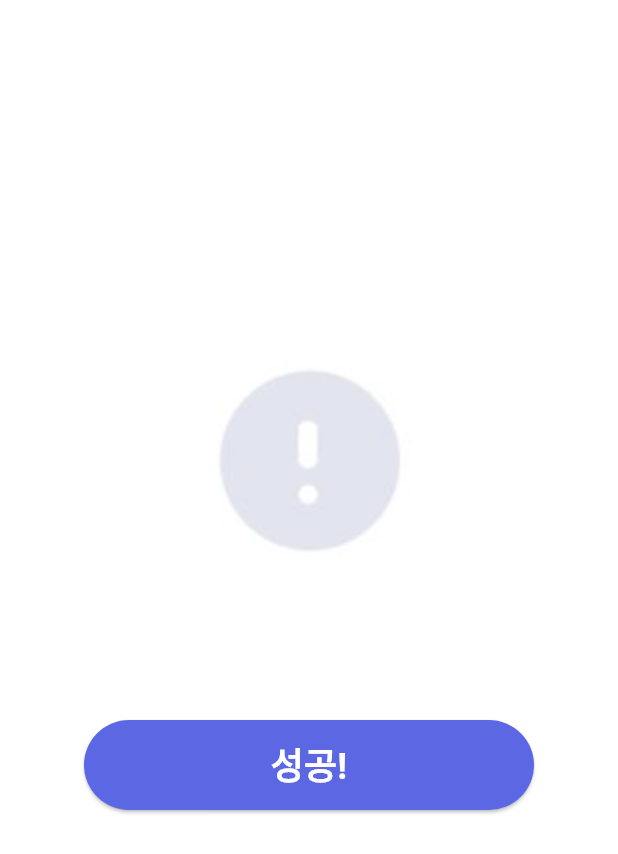
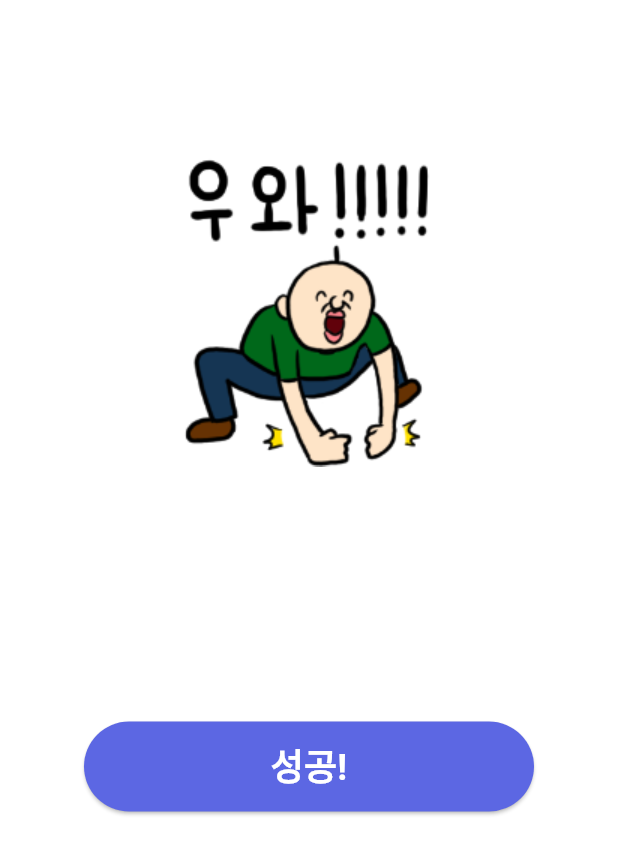
Before and after one commit to MobileProgrammingggggggg/everydaychallenge, a Flutter app: the Succeed screen opened directly, on a phone screen of 412 x 824 dp. Shown: the top 854 px of the screen. Run offline on Flutter 3.47's test engine with Material 3 defaults, Android fonts, the phone set to English and light mode, and no system bars; our stand-ins replace cloud_firestore, confetti, firebase_auth, firebase_core, flutter_dotenv, font_awesome_flutter and 2 more; missing offline and left inert: desktop_window, workmanager; accounts and stored records are empty.

Commit message:
성공 및 실패 화면 사진 띄우기

```diff
--- a/lib/Failure_screen.dart
+++ b/lib/Failure_screen.dart
@@ -38,7 +38,7 @@ class _FailedState extends State<Failed> {
                   // 실패 이미지 추가
                   SizedBox(height: 200),
                   Image.asset(
-                    'assets/images/error.png', // 이미지 경로 (실패를 나타내는 이미지로 변경)
+                    'assets/images/failure.png', // 이미지 경로 (실패를 나타내는 이미지로 변경)
                     height: 150, // 이미지 높이 설정 (조정)
                   ),
                   SizedBox(height: 20), // 간격 조정
--- a/lib/Success_screen.dart
+++ b/lib/Success_screen.dart
@@ -37,10 +37,10 @@ class _SucceedState extends State<Succeed> {
                 mainAxisAlignment: MainAxisAlignment.center,
                 children: [
                   // 축하 이미지 추가
-                  SizedBox(height: 200),
+                  SizedBox(height: 1),
                   Image.asset(
-                    'assets/images/error.png', // 이미지 경로
-                    height: 150, // 이미지 높이 설정 (조정)
+                    'assets/images/success.png', // 이미지 경로
+                    height: 350, // 이미지 높이 설정 (조정)
                   ),
                   SizedBox(height: 100),
                   // 성공 버튼 추가
--- a/pubspec.yaml
+++ b/pubspec.yaml
@@ -85,6 +85,8 @@ flutter:
     - assets/images/right_good.png
     - assets/images/twerking.gif
     - assets/images/image7.png
+    - assets/images/success.png
+    - assets/images/failure.png
     - assets/.env
 
   fonts:
```
